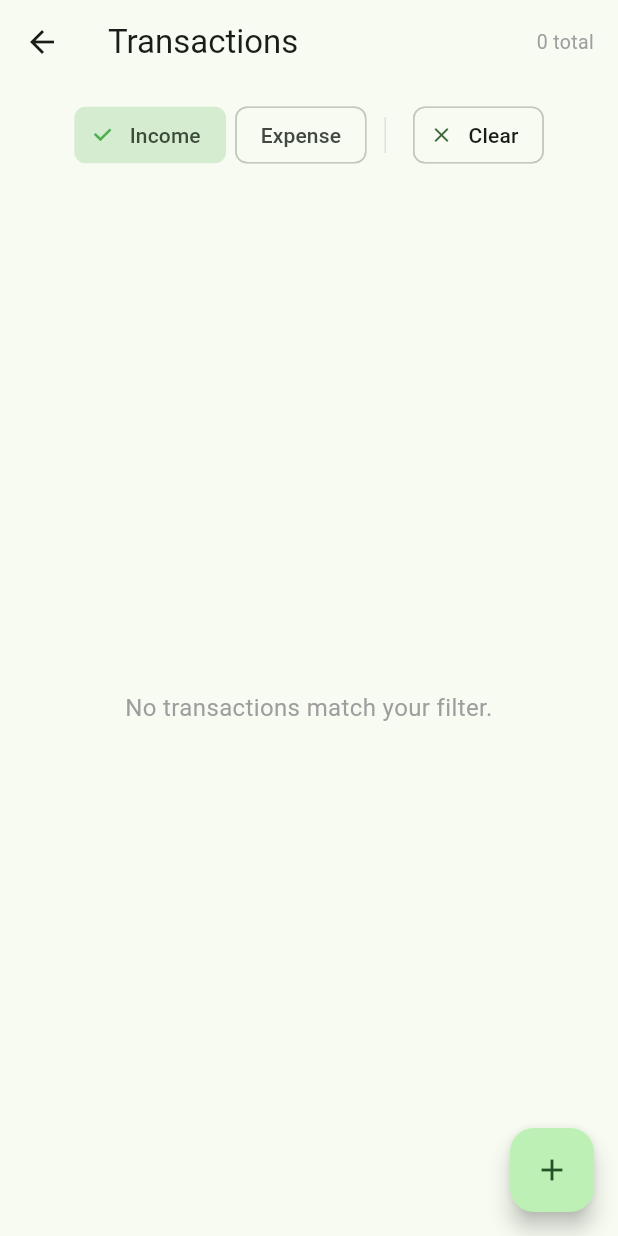
After one commit to Emma-Ssali/MyCOW, a Flutter app: the TransactionListScreen screen opened directly, after a tap on "Income", on a phone screen of 412 x 824 dp. The commit adds this screen. Run offline on Flutter 3.47's test engine with Material 3 defaults, Android fonts, the light colour scheme and no system bars; our stand-ins replace image_picker, isar; accounts and stored records are empty; generated files the repository leaves out were written again.

Commit message:
Add transaction list, edit transaction screen, filter by type/category, summary bar

```diff
--- /dev/null
+++ b/lib/screens/transaction_list_screen.dart
@@ -0,0 +1,429 @@
+import 'package:flutter/material.dart';
+import 'package:isar/isar.dart';
+import '../main.dart';
+import '../models/transaction.dart';
+import '../models/cow.dart';
+import 'add_transaction_screen.dart';
+import 'edit_transaction_screen.dart';
+
+/// Displays all recorded transactions with filtering by type and category.
+class TransactionListScreen extends StatefulWidget {
+  const TransactionListScreen({super.key});
+
+  @override
+  State<TransactionListScreen> createState() => _TransactionListScreenState();
+}
+
+class _TransactionListScreenState extends State<TransactionListScreen> {
+  List<FarmTransaction> _allTransactions = [];
+  List<FarmTransaction> _filteredTransactions = [];
+  Map<int, Cow> _cowMap = {}; // cowId → Cow, for displaying linked cow tags.
+  bool _loading = true;
+
+  // Filter state — null means show all types.
+  TransactionType? _typeFilter;
+  String? _categoryFilter;
+
+  @override
+  void initState() {
+    super.initState();
+    _loadData();
+  }
+
+  /// Loads all transactions and all cows (for tag lookups) from Isar.
+  Future<void> _loadData() async {
+    setState(() => _loading = true);
+
+    final transactions = await isar.farmTransactions
+        .where()
+        .sortByDateDesc()
+        .findAll();
+
+    final cows = await isar.cows.where().findAll();
+
+    setState(() {
+      _allTransactions = transactions;
+      _cowMap = {for (final cow in cows) cow.id: cow};
+      _loading = false;
+    });
+
+    _applyFilters();
+  }
+
+  /// Applies type and category filters to the full transaction list.
+  void _applyFilters() {
+    setState(() {
+      _filteredTransactions = _allTransactions.where((tx) {
+        final matchesType =
+            _typeFilter == null || tx.type == _typeFilter;
+        final matchesCategory =
+            _categoryFilter == null || tx.category == _categoryFilter;
+        return matchesType && matchesCategory;
+      }).toList();
+    });
+  }
+
+  void _clearFilters() {
+    setState(() {
+      _typeFilter = null;
+      _categoryFilter = null;
+    });
+    _applyFilters();
+  }
+
+  /// Deletes a transaction after confirmation.
+  Future<void> _deleteTransaction(FarmTransaction tx) async {
+    final confirm = await showDialog<bool>(
+      context: context,
+      builder: (context) => AlertDialog(
+        title: const Text('Delete transaction?'),
+        content: const Text('This cannot be undone.'),
+        actions: [
+          TextButton(
+            onPressed: () => Navigator.pop(context, false),
+            child: const Text('Cancel'),
+          ),
+          TextButton(
+            onPressed: () => Navigator.pop(context, true),
+            child: const Text('Delete'),
+          ),
+        ],
+      ),
+    );
+
+    if (confirm == true) {
+      await isar.writeTxn(() async {
+        await isar.farmTransactions.delete(tx.id);
+      });
+      _loadData();
+    }
+  }
+
+  /// Formats UGX amounts with thousands separator.
+  String _formatAmount(double amount) {
+    final formatted = amount
+        .toStringAsFixed(0)
+        .replaceAllMapped(
+          RegExp(r'(\d{1,3})(?=(\d{3})+(?!\d))'),
+          (m) => '${m[1]},',
+        );
+    return 'UGX $formatted';
+  }
+
+  String _formatDate(DateTime date) =>
+      '${date.day}/${date.month}/${date.year}';
+
+  /// Returns the unique categories currently present in all transactions.
+  List<String> get _availableCategories {
+    final cats = _allTransactions.map((tx) => tx.category).toSet().toList();
+    cats.sort();
+    return cats;
+  }
+
+  /// Totals for the currently filtered transactions.
+  double get _filteredIncome => _filteredTransactions
+      .where((tx) => tx.type == TransactionType.income)
+      .fold(0, (sum, tx) => sum + tx.amountUgx);
+
+  double get _filteredExpense => _filteredTransactions
+      .where((tx) => tx.type == TransactionType.expense)
+      .fold(0, (sum, tx) => sum + tx.amountUgx);
+
+  @override
+  Widget build(BuildContext context) {
+    final filtersActive = _typeFilter != null || _categoryFilter != null;
+
+    return Scaffold(
+      appBar: AppBar(
+        title: const Text('Transactions'),
+        actions: [
+          Padding(
+            padding: const EdgeInsets.only(right: 16),
+            child: Center(
+              child: Text(
+                '${_allTransactions.length} total',
+                style: const TextStyle(fontSize: 13, color: Colors.grey),
+              ),
+            ),
+          ),
+        ],
+      ),
+      body: _loading
+          ? const Center(child: CircularProgressIndicator())
+          : Column(
+              children: [
+                // Filter chips row.
+                SingleChildScrollView(
+                  scrollDirection: Axis.horizontal,
+                  padding: const EdgeInsets.fromLTRB(12, 10, 12, 6),
+                  child: Row(
+                    children: [
+                      // Type filter chips.
+                      FilterChip(
+                        label: const Text('Income'),
+                        selected: _typeFilter == TransactionType.income,
+                        selectedColor: Colors.green.withValues(alpha: 0.2),
+                        checkmarkColor: Colors.green,
+                        onSelected: (selected) {
+                          setState(() => _typeFilter =
+                              selected ? TransactionType.income : null);
+                          _applyFilters();
+                        },
+                      ),
+                      const SizedBox(width: 6),
+                      FilterChip(
+                        label: const Text('Expense'),
+                        selected: _typeFilter == TransactionType.expense,
+                        selectedColor: Colors.red.withValues(alpha: 0.2),
+                        checkmarkColor: Colors.red,
+                        onSelected: (selected) {
+                          setState(() => _typeFilter =
+                              selected ? TransactionType.expense : null);
+                          _applyFilters();
+                        },
+                      ),
+                      const SizedBox(width: 12),
+
+                      // Divider.
+                      Container(
+                          width: 1, height: 24, color: Colors.grey.shade300),
+                      const SizedBox(width: 12),
+
+                      // Category filter chips — only for categories that exist.
+                      ..._availableCategories.map((cat) => Padding(
+                            padding: const EdgeInsets.only(right: 6),
+                            child: FilterChip(
+                              label: Text(cat),
+                              selected: _categoryFilter == cat,
+                              onSelected: (selected) {
+                                setState(() =>
+                                    _categoryFilter = selected ? cat : null);
+                                _applyFilters();
+                              },
+                            ),
+                          )),
+
+                      // Clear filters button.
+                      if (filtersActive) ...[
+                        const SizedBox(width: 6),
+                        ActionChip(
+                          label: const Text('Clear'),
+                          avatar: const Icon(Icons.close, size: 16),
+                          onPressed: _clearFilters,
+                        ),
+                      ],
+                    ],
+                  ),
+                ),
+
+                // Summary bar — totals for filtered transactions.
+                if (_filteredTransactions.isNotEmpty)
+                  Container(
+                    margin: const EdgeInsets.fromLTRB(12, 0, 12, 8),
+                    padding: const EdgeInsets.symmetric(
+                        horizontal: 16, vertical: 10),
+                    decoration: BoxDecoration(
+                      color: Theme.of(context)
+                          .colorScheme
+                          .surfaceContainerHighest,
+                      borderRadius: BorderRadius.circular(12),
+                    ),
+                    child: Row(
+                      mainAxisAlignment: MainAxisAlignment.spaceBetween,
+                      children: [
+                        // Income total.
+                        Column(
+                          crossAxisAlignment: CrossAxisAlignment.start,
+                          children: [
+                            const Text('Income',
+                                style: TextStyle(
+                                    fontSize: 11, color: Colors.grey)),
+                            Text(
+                              _formatAmount(_filteredIncome),
+                              style: const TextStyle(
+                                  fontSize: 13,
+                                  color: Colors.green,
+                                  fontWeight: FontWeight.bold),
+                            ),
+                          ],
+                        ),
+
+                        // Expense total.
+                        Column(
+                          crossAxisAlignment: CrossAxisAlignment.center,
+                          children: [
+                            const Text('Expenses',
+                                style: TextStyle(
+                                    fontSize: 11, color: Colors.grey)),
+                            Text(
+                              _formatAmount(_filteredExpense),
+                              style: const TextStyle(
+                                  fontSize: 13,
+                                  color: Colors.red,
+                                  fontWeight: FontWeight.bold),
+                            ),
+                          ],
+                        ),
+
+                        // Net total.
+                        Column(
+                          crossAxisAlignment: CrossAxisAlignment.end,
+                          children: [
+                            const Text('Net',
+                                style: TextStyle(
+                                    fontSize: 11, color: Colors.grey)),
+                            Text(
+                              _formatAmount(
+                                  _filteredIncome - _filteredExpense),
+                              style: TextStyle(
+                                fontSize: 13,
+                                fontWeight: FontWeight.bold,
+                                color: _filteredIncome - _filteredExpense >= 0
+                                    ? Colors.green
+                                    : Colors.red,
+                              ),
+                            ),
+                          ],
+                        ),
+                      ],
+                    ),
+                  ),
+
+                // Transaction list or empty state.
+                Expanded(
+                  child: _filteredTransactions.isEmpty
+                      ? Center(
+                          child: Text(
+                            filtersActive
+                                ? 'No transactions match your filter.'
+                                : 'No transactions yet.\nTap + to record one.',
+                            textAlign: TextAlign.center,
+                            style: const TextStyle(
+                                fontSize: 16, color: Colors.grey),
+                          ),
+                        )
+                      : RefreshIndicator(
+                          onRefresh: _loadData,
+                          child: ListView.builder(
+                            padding:
+                                const EdgeInsets.fromLTRB(12, 0, 12, 12),
+                            itemCount: _filteredTransactions.length,
+                            itemBuilder: (context, index) {
+                              final tx = _filteredTransactions[index];
+                              final linkedCow = tx.cowId != null
+                                  ? _cowMap[tx.cowId]
+                                  : null;
+                              final isIncome =
+                                  tx.type == TransactionType.income;
+
+                              return Card(
+                                margin: const EdgeInsets.only(bottom: 10),
+                                child: ListTile(
+                                  // Tap to edit.
+                                  onTap: () async {
+                                    final updated =
+                                        await Navigator.push<bool>(
+                                      context,
+                                      MaterialPageRoute(
+                                        builder: (context) =>
+                                            EditTransactionScreen(
+                                                transaction: tx),
+                                      ),
+                                    );
+                                    if (updated == true) _loadData();
+                                  },
+
+                                  // Icon indicating income or expense.
+                                  leading: CircleAvatar(
+                                    backgroundColor: isIncome
+                                        ? Colors.green.withValues(alpha: 0.15)
+                                        : Colors.red.withValues(alpha: 0.15),
+                                    child: Icon(
+                                      isIncome
+                                          ? Icons.arrow_downward
+                                          : Icons.arrow_upward,
+                                      color: isIncome
+                                          ? Colors.green
+                                          : Colors.red,
+                                      size: 20,
+                                    ),
+                                  ),
+
+                                  title: Text(
+                                    tx.category,
+                                    style: const TextStyle(
+                                        fontWeight: FontWeight.bold),
+                                  ),
+
+                                  subtitle: Column(
+                                    crossAxisAlignment:
+                                        CrossAxisAlignment.start,
+                                    children: [
+                                      if (tx.description != null)
+                                        Text(tx.description!,
+                                            style: const TextStyle(
+                                                fontSize: 12)),
+                                      if (linkedCow != null)
+                                        Text(
+                                          'Cow: ${linkedCow.tagNumber}',
+                                          style: const TextStyle(
+                                              fontSize: 12,
+                                              color: Colors.grey),
+                                        ),
+                                      Text(
+                                        _formatDate(tx.date),
+                                        style: const TextStyle(
+                                            fontSize: 12, color: Colors.grey),
+                                      ),
+                                    ],
+                                  ),
+                                  isThreeLine: true,
+
+                                  // Amount + delete button.
+                                  trailing: Column(
+                                    mainAxisAlignment: MainAxisAlignment.center,
+                                    crossAxisAlignment: CrossAxisAlignment.end,
+                                    children: [
+                                      Text(
+                                        '${isIncome ? '+' : '-'}${_formatAmount(tx.amountUgx)}',
+                                        style: TextStyle(
+                                          fontWeight: FontWeight.bold,
+                                          fontSize: 13,
+                                          color: isIncome
+                                              ? Colors.green
+                                              : Colors.red,
+                                        ),
+                                      ),
+                                      GestureDetector(
+                                        onTap: () => _deleteTransaction(tx),
+                                        child: const Icon(
+                                          Icons.delete_outline,
+                                          color: Colors.red,
+                                          size: 18,
+                                        ),
+                                      ),
+                                    ],
+                                  ),
+                                ),
+                              );
+                            },
+                          ),
+                        ),
+                ),
+              ],
+            ),
+      floatingActionButton: FloatingActionButton(
+        onPressed: () async {
+          final saved = await Navigator.push<bool>(
+            context,
+            MaterialPageRoute(
+              builder: (context) => const AddTransactionScreen(),
+            ),
+          );
+          if (saved == true) _loadData();
+        },
+        child: const Icon(Icons.add),
+      ),
+    );
+  }
+}
```
Also changed, not shown: lib/screens/edit_transaction_screen.dart (added, +254 -0 lines), lib/screens/finance_screen.dart (+4 -24 lines).
